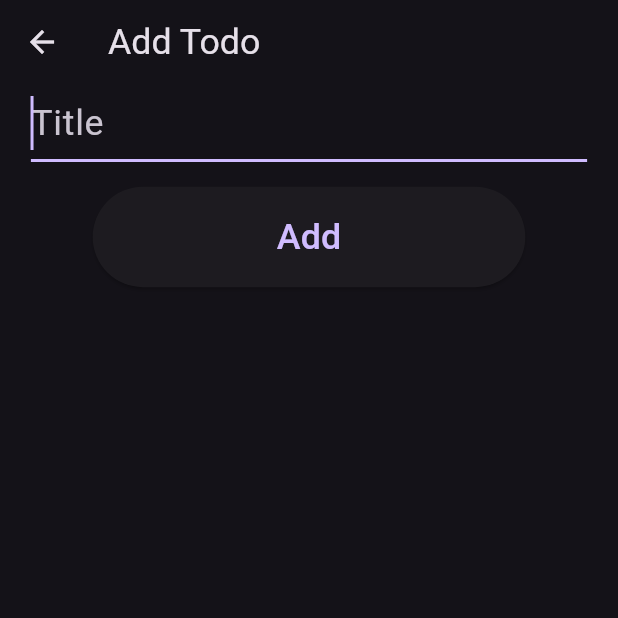
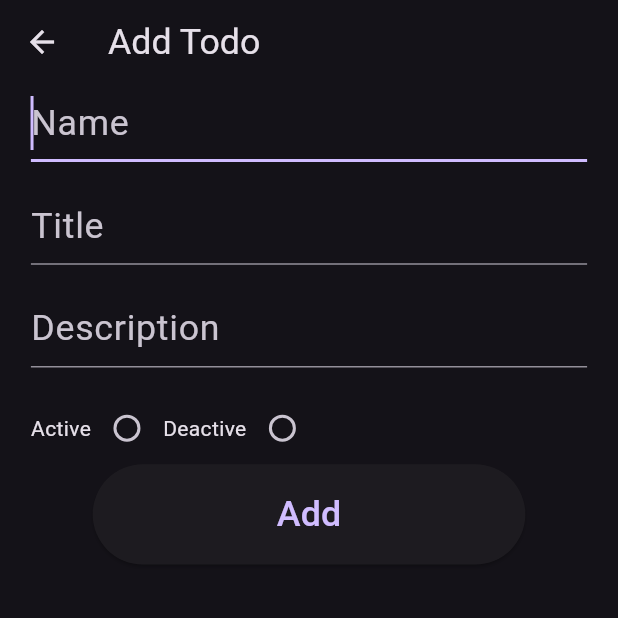
Before and after one commit to Parth483/todo_list, a Flutter app: the screen it shows after launch, after a tap on the "add" icon, on a phone screen of 412 x 824 dp, the top half of it. Run offline on Flutter 3.47's test engine with Material 3 defaults, Android fonts, the phone set to English and light mode, and no system bars; our stand-ins replace cloud_firestore, firebase_core, firebase_messaging, flutter_local_notifications, flutter_slidable, sizer; accounts and stored records are empty.

```diff
--- /dev/null
+++ b/lib/Firebase/Firebase.dart
@@ -0,0 +1,147 @@
+// lib/services/firebase_service.dart
+
+import 'package:firebase_messaging/firebase_messaging.dart';
+import 'package:flutter_local_notifications/flutter_local_notifications.dart';
+
+class FirebaseService {
+  final FlutterLocalNotificationsPlugin _localNotificationsPlugin =
+      FlutterLocalNotificationsPlugin();
+
+  Future<void> setupFirebase() async {
+    await _requestPermission();
+    String? token = await _getFCMToken();
+    print('FCM Token: $token');
+    _listenForMessages();
+  }
+
+  Future<String?> _getFCMToken() async {
+    FirebaseMessaging messaging = FirebaseMessaging.instance;
+    return await messaging.getToken();
+  }
+
+  void _listenForMessages() {
+    FirebaseMessaging.onMessage.listen((RemoteMessage message) {
+      print(
+          'Message Received: ${message.notification?.title}, ${message.notification?.body}');
+      _showNotification(message.notification?.title ?? 'No Title',
+          message.notification?.body ?? 'No Body');
+    });
+  }
+
+  Future<void> _requestPermission() async {
+    NotificationSettings settings =
+        await FirebaseMessaging.instance.requestPermission(
+      alert: true,
+      announcement: false,
+      badge: true,
+      carPlay: false,
+      criticalAlert: false,
+      provisional: false,
+      sound: true,
+    );
+
+    if (settings.authorizationStatus == AuthorizationStatus.authorized) {
+      print('User granted permission');
+    } else if (settings.authorizationStatus ==
+        AuthorizationStatus.provisional) {
+      print('User granted provisional permission');
+    } else {
+      print('User denied permission');
+    }
+  }
+
+  Future<void> _showNotification(String title, String body) async {
+    const AndroidNotificationDetails androidDetails =
+        AndroidNotificationDetails(
+      'default_channel_id', // Channel ID
+      'Default Channel', // Channel Name
+      importance: Importance.high,
+      priority: Priority.high,
+    );
+
+    const NotificationDetails notificationDetails =
+        NotificationDetails(android: androidDetails);
+
+    await _localNotificationsPlugin.show(
+      0, // Notification ID
+      title,
+      body,
+      notificationDetails,
+    );
+  }
+}
+
+
+//old code
+//  Future<void> _setupFirebase() async {
+//     // Request notification permissions (especially for iOS)
+//     await _requestPermission();
+
+//     // Get the FCM token
+//     FirebaseMessaging messaging = FirebaseMessaging.instance;
+//     String? token = await messaging.getToken();
+//     setState(() {
+//       _token = token; // Save token for display
+//     });
+
+//     print('FCMToken: $_token');
+
+//     FirebaseMessaging.onMessage.listen((RemoteMessage message) {
+//       print(
+//           'Message Received:${message.notification?.title},${message.notification?.body}');
+
+//       _showNotification(message.notification?.title ?? 'No Title',
+//           message.notification?.body ?? 'No Body');
+//     });
+//   }
+
+//   Future<void> _requestPermission() async {
+//     NotificationSettings settings =
+//         await FirebaseMessaging.instance.requestPermission(
+//       alert: true,
+//       announcement: false,
+//       badge: true,
+//       carPlay: false,
+//       criticalAlert: false,
+//       provisional: false,
+//       sound: true,
+//     );
+
+//     if (settings.authorizationStatus == AuthorizationStatus.authorized) {
+//       print('User granted permission');
+//     } else if (settings.authorizationStatus ==
+//         AuthorizationStatus.provisional) {
+//       print('User granted provisional permission');
+//     } else {
+//       print('User denied permission');
+//     }
+//   }
+
+//   Future<void> _initializeLocalNotifications() async {
+//     const AndroidInitializationSettings androidSettings =
+//         AndroidInitializationSettings('@mipmap/ic_launcher');
+//     const InitializationSettings initializationSettings =
+//         InitializationSettings(android: androidSettings);
+
+//     await _localNotificationsPlugin.initialize(initializationSettings);
+//   }
+
+//   Future<void> _showNotification(String title, String body) async {
+//     const AndroidNotificationDetails androidDetails =
+//         AndroidNotificationDetails(
+//       'default_channel_id', // Channel ID
+//       'Default Channel', // Channel Name
+//       importance: Importance.high,
+//       priority: Priority.high,
+//     );
+
+//     const NotificationDetails notificationDetails =
+//         NotificationDetails(android: androidDetails);
+
+//     await _localNotificationsPlugin.show(
+//       0, // Notification ID
+//       title,
+//       body,
+//       notificationDetails,
+//     );
+//   }
--- a/lib/Modal/save_task.dart
+++ b/lib/Modal/save_task.dart
@@ -1,28 +1,137 @@
+import 'package:cloud_firestore/cloud_firestore.dart';
 import 'package:flutter/material.dart';
 import 'package:todo/Modal/task_model.dart';
 
 class SaveTask extends ChangeNotifier {
-  List<Task> _tasks = [
-    Task(title: 'Learn Flutter', isCompleted: false),
-    Task(title: 'Drink Water', isCompleted: false)
-  ];
+  List<Task> _tasks = [];
 
   List<Task> get tasks => _tasks;
 
-  void addTask(Task task) {
-    tasks.add(task);
+  final CollectionReference _taskcollection =
+      FirebaseFirestore.instance.collection('tasks');
 
-    notifyListeners();
+  Future<void> fetchTasks() async {
+    try {
+      final QuerySnapshot snapshot =
+          await _taskcollection.orderBy('timestamp').get();
+      _tasks = snapshot.docs.map((doc) {
+        var timestamp = doc['timestamp'];
+        DateTime dateTime = timestamp != null && timestamp is Timestamp
+            ? timestamp.toDate()
+            : DateTime.now();
+
+        return Task(
+            name: doc['name'],
+            description: doc['description'],
+            title: doc['title'],
+            isCompleted: doc['isCompleted'],
+            groupvalue: doc['groupvalue'],
+            dateTime: dateTime);
+      }).toList();
+      notifyListeners();
+    } catch (e) {
+      print('Error fetching tasks:$e');
+    }
   }
 
-  void deleteTask(Task task) {
-    tasks.remove(task);
-
-    notifyListeners();
+  Future<void> addTasks(Task task) async {
+    try {
+      await _taskcollection.add({
+        'name': task.name,
+        'description': task.description,
+        'title': task.title,
+        'isCompleted': task.isCompleted,
+        'timestamp': FieldValue.serverTimestamp(),
+        'groupvalue': task.groupvalue
+      });
+      // _tasks.add(task);
+      notifyListeners();
+    } catch (e) {
+      print('Failed to add task:$e');
+    }
   }
 
-  void checkTask(int index) {
-    tasks[index].isDone();
-    notifyListeners();
+  Future<void> deleteTasks(Task task) async {
+    try {
+      final taskDoc = await _taskcollection
+          .where('title', isEqualTo: task.title)
+          .where('isCompleted', isEqualTo: task.isCompleted)
+          .where('name', isEqualTo: task.name)
+          .where('description', isEqualTo: task.description)
+          .where('groupvalue', isEqualTo: task.groupvalue)
+          .get();
+
+      if (taskDoc.docs.isNotEmpty) {
+        await _taskcollection.doc(taskDoc.docs.first.id).delete();
+        _tasks.remove(task);
+        notifyListeners();
+      }
+    } catch (e) {
+      print('failed to delete tasK:$e');
+    }
   }
+
+  Future<void> checkTasks(int index) async {
+    try {
+      Task task = _tasks[index];
+      task.isDone();
+
+      final taskDoc = await _taskcollection
+          .where('title', isEqualTo: task.title)
+          .where('isCompleted', isEqualTo: !task.isCompleted)
+          .where('name', isEqualTo: task.name)
+          .where('description', isEqualTo: task.description)
+          .where('groupvalue', isEqualTo: task.groupvalue)
+          .get();
+
+      if (taskDoc.docs.isNotEmpty) {
+        await _taskcollection
+            .doc(taskDoc.docs.first.id)
+            .update({'isCompleted': task.isCompleted});
+        notifyListeners();
+      }
+    } catch (e) {
+      print('Failed to update task completion:$e');
+    }
+  }
+
+  // Future<void> updateGroupvalue(String newGroupvalue,Task task) async {
+  //   try {
+
+  //     task.groupvalue = newGroupvalue;
+
+  //     final taskDoc = await _taskcollection
+  //         .where('title', isEqualTo: task.title)
+  //         .where('name', isEqualTo: task.name)
+  //         .where('description', isEqualTo: task.description)
+  //         .where('groupvalue', isEqualTo: task.groupvalue)
+  //         .get();
+
+  //     if (taskDoc.docs.isNotEmpty) {
+  //       await _taskcollection
+  //           .doc(taskDoc.docs.first.id)
+  //           .update({'groupvalue': newGroupvalue});
+
+  //       notifyListeners();
+  //     }
+  //   } catch (e) {
+  //     print('Failed to update groupvalue:$e');
+  //   }
+  // }
+
+  // void addTask(Task task) {
+  //   tasks.add(task);
+  //   notifyListeners();
+  // }
+
+  // void deleteTask(Task task) {
+  //   tasks.remove(task);
+
+  //   notifyListeners();
+  // }
+
+  // void checkTask(int index) {
+  //   tasks[index].isDone();
+  //   notifyListeners();
+  // }
 }
--- a/lib/Modal/task_model.dart
+++ b/lib/Modal/task_model.dart
@@ -1,8 +1,18 @@
 class Task {
+  final String name;
   final String title;
+  final String description;
+  String groupvalue;
   bool isCompleted;
+  final DateTime dateTime;
 
-  Task({required this.title, required this.isCompleted});
+  Task(
+      {required this.name,
+      required this.description,
+      required this.title,
+      required this.isCompleted,
+      required this.groupvalue,
+      required this.dateTime});
 
   void isDone() {
     isCompleted = !isCompleted;
--- a/lib/pages/add_todo.dart
+++ b/lib/pages/add_todo.dart
@@ -4,12 +4,23 @@ import 'package:sizer/sizer.dart';
 import 'package:todo/Modal/save_task.dart';
 import 'package:todo/Modal/task_model.dart';
 
-class AddTodo extends StatelessWidget {
+class AddTodo extends StatefulWidget {
   AddTodo({super.key});
 
   static const addtodo = 'addtodo';
 
-  final controller = TextEditingController();
+  @override
+  State<AddTodo> createState() => _AddTodoState();
+}
+
+class _AddTodoState extends State<AddTodo> {
+  final namecontroller = TextEditingController();
+
+  final titlecontroller = TextEditingController();
+
+  final desccontroller = TextEditingController();
+
+  String? groupvalue;
 
   @override
   Widget build(BuildContext context) {
@@ -25,7 +36,17 @@ class AddTodo extends StatelessWidget {
         child: Column(
           children: [
             TextFormField(
-              controller: controller,
+              controller: namecontroller,
+              autofocus: true,
+              decoration: InputDecoration(
+                  hintText: 'Name', hintStyle: TextStyle(fontSize: 20.sp)),
+              style: TextStyle(fontSize: 20.sp),
+            ),
+            SizedBox(
+              height: 2.h,
+            ),
+            TextFormField(
+              controller: titlecontroller,
               autofocus: true,
               decoration: InputDecoration(
                   hintText: 'Title', hintStyle: TextStyle(fontSize: 20.sp)),
@@ -34,16 +55,55 @@ class AddTodo extends StatelessWidget {
             SizedBox(
               height: 2.h,
             ),
+            TextFormField(
+              controller: desccontroller,
+              autofocus: true,
+              decoration: InputDecoration(
+                  hintText: 'Description',
+                  hintStyle: TextStyle(fontSize: 20.sp)),
+              style: TextStyle(fontSize: 20.sp),
+            ),
+            SizedBox(
+              height: 2.h,
+            ),
+            Row(
+              children: [
+                Text('Active'),
+                Radio(
+                    value: 'Active',
+                    groupValue: groupvalue,
+                    onChanged: (value) {
+                      setState(() {
+                        groupvalue = value!;
+                      });
+                    }),
+                Text('Deactive'),
+                Radio(
+                    value: 'Deactive',
+                    groupValue: groupvalue,
+                    onChanged: (value) {
+                      setState(() {
+                        groupvalue = value!;
+                      });
+                    })
+              ],
+            ),
             ElevatedButton(
               style: ElevatedButton.styleFrom(
                   minimumSize: Size(70.w, 5.h),
                   padding:
                       EdgeInsets.symmetric(horizontal: 5.w, vertical: 2.h)),
               onPressed: () {
-                context
-                    .read<SaveTask>()
-                    .addTask(Task(title: controller.text, isCompleted: false));
-                controller.clear();
+                context.read<SaveTask>().addTasks(Task(
+                    groupvalue: groupvalue!,
+                    name: namecontroller.text,
+                    description: desccontroller.text,
+                    title: titlecontroller.text,
+                    isCompleted: false,
+                    dateTime: DateTime.now()));
+                namecontroller.clear();
+                desccontroller.clear();
+                titlecontroller.clear();
                 Navigator.of(context).pop();
               },
               child: Text(
--- a/lib/pages/todo_list.dart
+++ b/lib/pages/todo_list.dart
@@ -2,8 +2,10 @@ import 'package:firebase_messaging/firebase_messaging.dart';
 import 'package:flutter/material.dart';
 import 'package:flutter_local_notifications/flutter_local_notifications.dart';
 import 'package:flutter_slidable/flutter_slidable.dart';
+import 'package:intl/intl.dart';
 import 'package:provider/provider.dart';
 import 'package:sizer/sizer.dart';
+import 'package:todo/Firebase/Firebase.dart';
 import 'package:todo/Modal/save_task.dart';
 // import 'package:todo/Modal/task_model.dart';
 
@@ -16,90 +18,16 @@ class TodoList extends StatefulWidget {
 }
 
 class _TodoListState extends State<TodoList> {
+  final FirebaseService _firebaseService =
+      FirebaseService(); // Instance of FirebaseService
+
   @override
   void initState() {
     super.initState();
-    _setupFirebase();
 
-    _initializeLocalNotifications();
-  }
+    _firebaseService.setupFirebase(); // Initialize Firebase
 
-  var _token;
-
-  final FlutterLocalNotificationsPlugin _localNotificationsPlugin =
-      FlutterLocalNotificationsPlugin();
-
-  Future<void> _setupFirebase() async {
-    // Request notification permissions (especially for iOS)
-    await _requestPermission();
-
-    // Get the FCM token
-    FirebaseMessaging messaging = FirebaseMessaging.instance;
-    String? token = await messaging.getToken();
-    setState(() {
-      _token = token; // Save token for display
-    });
-
-    print('FCMToken: $_token');
-
-    FirebaseMessaging.onMessage.listen((RemoteMessage message) {
-      print(
-          'Message Received:${message.notification?.title},${message.notification?.body}');
-
-      _showNotification(message.notification?.title ?? 'No Title',
-          message.notification?.body ?? 'No Body');
-    });
-  }
-
-  Future<void> _requestPermission() async {
-    NotificationSettings settings =
-        await FirebaseMessaging.instance.requestPermission(
-      alert: true,
-      announcement: false,
-      badge: true,
-      carPlay: false,
-      criticalAlert: false,
-      provisional: false,
-      sound: true,
-    );
-
-    if (settings.authorizationStatus == AuthorizationStatus.authorized) {
-      print('User granted permission');
-    } else if (settings.authorizationStatus ==
-        AuthorizationStatus.provisional) {
-      print('User granted provisional permission');
-    } else {
-      print('User denied permission');
-    }
-  }
-
-  Future<void> _initializeLocalNotifications() async {
-    const AndroidInitializationSettings androidSettings =
-        AndroidInitializationSettings('@mipmap/ic_launcher');
-    const InitializationSettings initializationSettings =
-        InitializationSettings(android: androidSettings);
-
-    await _localNotificationsPlugin.initialize(initializationSettings);
-  }
-
-  Future<void> _showNotification(String title, String body) async {
-    const AndroidNotificationDetails androidDetails =
-        AndroidNotificationDetails(
-      'default_channel_id', // Channel ID
-      'Default Channel', // Channel Name
-      importance: Importance.high,
-      priority: Priority.high,
-    );
-
-    const NotificationDetails notificationDetails =
-        NotificationDetails(android: androidDetails);
-
-    await _localNotificationsPlugin.show(
-      0, // Notification ID
-      title,
-      body,
-      notificationDetails,
-    );
+    context.read<SaveTask>().fetchTasks();
   }
 
   @override
@@ -114,7 +42,9 @@ class _TodoListState extends State<TodoList> {
       ),
       floatingActionButton: FloatingActionButton(
         onPressed: () {
-          Navigator.of(context).pushNamed('addtodo');
+          Navigator.of(context).pushNamed('addtodo').then((_) {
+            context.read<SaveTask>().fetchTasks();
+          });
         },
         child: Icon(
           Icons.add,
@@ -130,7 +60,7 @@ class _TodoListState extends State<TodoList> {
                   endActionPane: ActionPane(motion: StretchMotion(), children: [
                     SlidableAction(
                       onPressed: (context) {
-                        context.read<SaveTask>().deleteTask(task.tasks[index]);
+                        context.read<SaveTask>().deleteTasks(task.tasks[index]);
                       },
                       icon: Icons.delete,
                       borderRadius: BorderRadius.circular(2.w),
@@ -140,8 +70,34 @@ class _TodoListState extends State<TodoList> {
                   ]),
                   child: Column(
                     children: [
+                      Container(
+                        padding: EdgeInsets.symmetric(horizontal: 30),
+                        // color: Colors.green,
+                        decoration: task.tasks[index].groupvalue == 'Active'
+                            ? BoxDecoration(
+                                color: Colors.green,
+                                borderRadius: BorderRadius.circular(15))
+                            : BoxDecoration(
+                                color: Colors.red,
+                                borderRadius: BorderRadius.circular(15)),
+                        child: Text(
+                          task.tasks[index].groupvalue,
+                          style: TextStyle(color: Colors.white, fontSize: 20),
+                        ),
+                      ),
                       ListTile(
-                        title: Text(
+                        title: Column(
+                          crossAxisAlignment: CrossAxisAlignment.start,
+                          children: [
+                            Text(
+                              task.tasks[index].name,
+                              style: TextStyle(
+                                  fontSize: 20.sp,
+                                  decoration: task.tasks[index].isCompleted
+                                      ? TextDecoration.lineThrough
+                                      : TextDecoration.none),
+                            ),
+                            Text(
                               task.tasks[index].title,
                               style: TextStyle(
                                   fontSize: 20.sp,
@@ -149,12 +105,31 @@ class _TodoListState extends State<TodoList> {
                                       ? TextDecoration.lineThrough
                                       : TextDecoration.none),
                             ),
+                            Text(
+                              task.tasks[index].description,
+                              style: TextStyle(
+                                  fontSize: 20.sp,
+                                  decoration: task.tasks[index].isCompleted
+                                      ? TextDecoration.lineThrough
+                                      : TextDecoration.none),
+                            ),
+                            Text(
+                              DateFormat('dd MMM yyyy, hh:mm a')
+                                  .format(task.tasks[index].dateTime),
+                              style: TextStyle(
+                                  fontSize: 20.sp,
+                                  decoration: task.tasks[index].isCompleted
+                                      ? TextDecoration.lineThrough
+                                      : TextDecoration.none),
+                            ),
+                          ],
+                        ),
                         trailing: Wrap(
                           children: [
                             Checkbox(
                                 value: task.tasks[index].isCompleted,
                                 onChanged: (_) {
-                                  context.read<SaveTask>().checkTask(index);
+                                  context.read<SaveTask>().checkTasks(index);
                                 })
                           ],
                         ),
--- a/pubspec.yaml
+++ b/pubspec.yaml
@@ -40,6 +40,9 @@ dependencies:
   firebase_core: ^3.10.1
   firebase_messaging: ^15.2.1
   flutter_local_notifications: ^18.0.1
+  cloud_firestore: ^5.6.2
+  firebase_database: ^11.3.1
+  intl: ^0.20.2
 
 dev_dependencies:
   flutter_test:
```
Also changed, not shown: pubspec.lock, 3 other files. Lines whose indentation alone changed are shown as unchanged.
